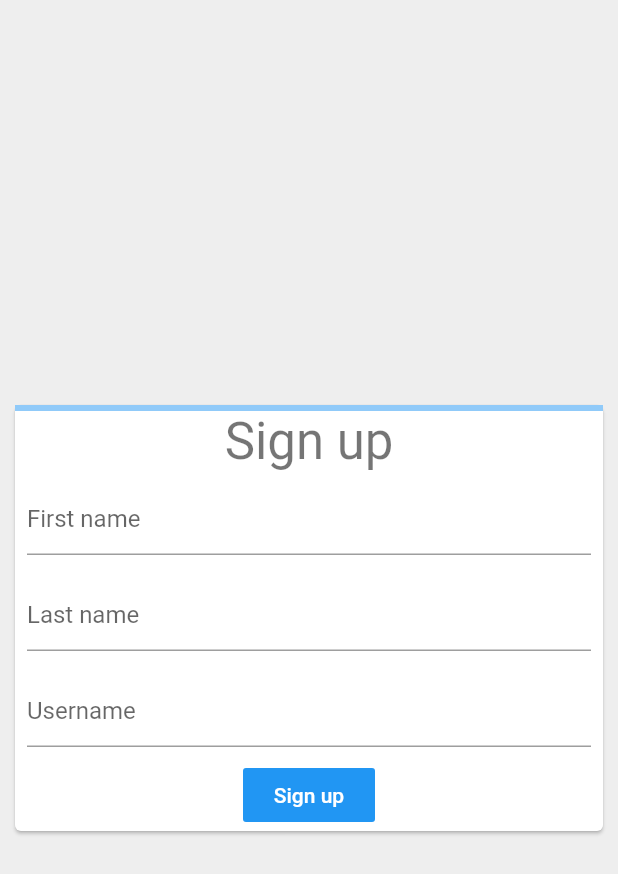
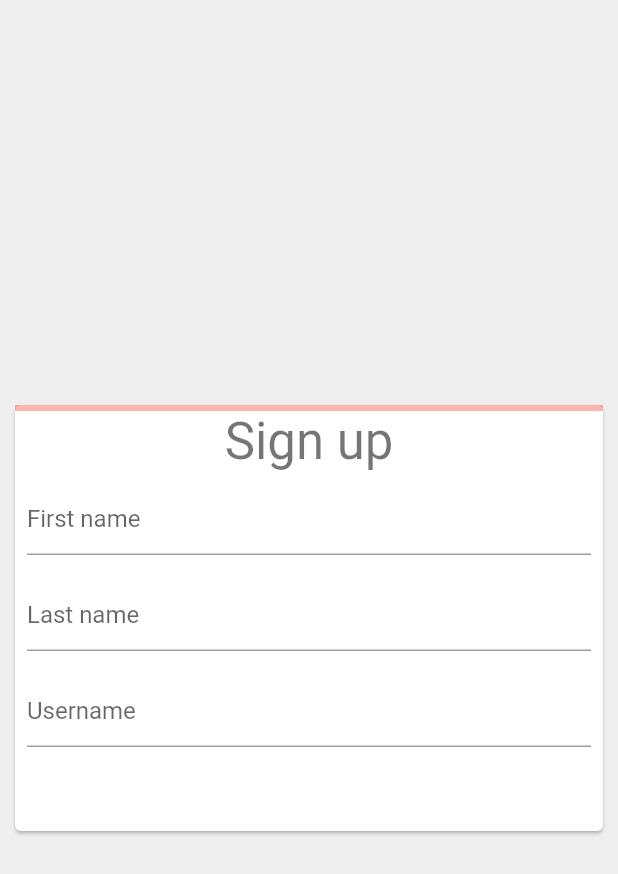
Before and after one commit to rahul0218/Flutter-signin_example, a Flutter app: the screen it shows after launch, on a phone screen of 412 x 824 dp. Shown: the top 874 px of the screen. Run offline on Flutter 3.47's test engine with Material 2 defaults, Android fonts, the phone set to English and light mode, and no system bars.

Commit message:
Signin with animation

```diff
--- a/lib/main.dart
+++ b/lib/main.dart
@@ -52,18 +52,37 @@ class _SignUpFormState extends State<SignUpForm> {
   final _usernameTextController = TextEditingController();
 
   double _formProgress = 0;
+  void _updateFormProgress() {
+    var progress = 0.0;
+    var controllers = [
+      _firstNameTextController,
+      _lastNameTextController,
+      _usernameTextController
+    ];
+
+    for (var controller in controllers) {
+      if (controller.value.text.isNotEmpty) {
+        progress += 1 / controllers.length;
+      }
+    }
+    setState(() {
+      _formProgress = progress;
+    });
+  }
+
   void _showWelcomeScreen() {
     Navigator.of(context).pushNamed('/welcome');
   }
 
-
   @override
   Widget build(BuildContext context) {
     return Form(
+      onChanged: _updateFormProgress,
       child: Column(
         mainAxisSize: MainAxisSize.min,
         children: [
-          LinearProgressIndicator(value: _formProgress),
+
+          AnimatedProgressIndicator(value: _formProgress),
           Text('Sign up', style: Theme.of(context).textTheme.headline4),
           Padding(
             padding: EdgeInsets.all(8.0),
@@ -89,7 +108,7 @@ class _SignUpFormState extends State<SignUpForm> {
           FlatButton(
             color: Colors.blue,
             textColor: Colors.white,
-            onPressed: _showWelcomeScreen,
+            onPressed: _formProgress == 1 ? _showWelcomeScreen : null,
             child: Text('Sign up'),
           ),
         ],
@@ -97,3 +116,64 @@ class _SignUpFormState extends State<SignUpForm> {
     );
   }
 }
+
+class AnimatedProgressIndicator extends StatefulWidget {
+  final double value;
+
+  AnimatedProgressIndicator({
+    @required this.value,
+  });
+
+  @override
+  State<StatefulWidget> createState() {
+    return _AnimatedProgressIndicatorState();
+  }
+}
+
+class _AnimatedProgressIndicatorState extends State<AnimatedProgressIndicator>
+    with SingleTickerProviderStateMixin {
+  AnimationController _controller;
+  Animation<Color> _colorAnimation;
+  Animation<double> _curveAnimation;
+
+  void initState() {
+    super.initState();
+    _controller = AnimationController(
+        duration: Duration(milliseconds: 1200), vsync: this);
+
+    var colorTween = TweenSequence([
+      TweenSequenceItem(
+        tween: ColorTween(begin: Colors.red, end: Colors.orange),
+        weight: 1,
+      ),
+      TweenSequenceItem(
+        tween: ColorTween(begin: Colors.orange, end: Colors.yellow),
+        weight: 1,
+      ),
+      TweenSequenceItem(
+        tween: ColorTween(begin: Colors.yellow, end: Colors.green),
+        weight: 1,
+      ),
+    ]);
+
+    _colorAnimation = _controller.drive(colorTween);
+    _curveAnimation = _controller.drive(CurveTween(curve: Curves.easeIn));
+  }
+
+  void didUpdateWidget(oldWidget) {
+    super.didUpdateWidget(oldWidget);
+    _controller.animateTo(widget.value);
+  }
+
+  @override
+  Widget build(BuildContext context) {
+    return AnimatedBuilder(
+      animation: _controller,
+      builder: (context, child) => LinearProgressIndicator(
+        value: _curveAnimation.value,
+        valueColor: _colorAnimation,
+        backgroundColor: _colorAnimation.value.withOpacity(0.4),
+      ),
+    );
+  }
+}
```
